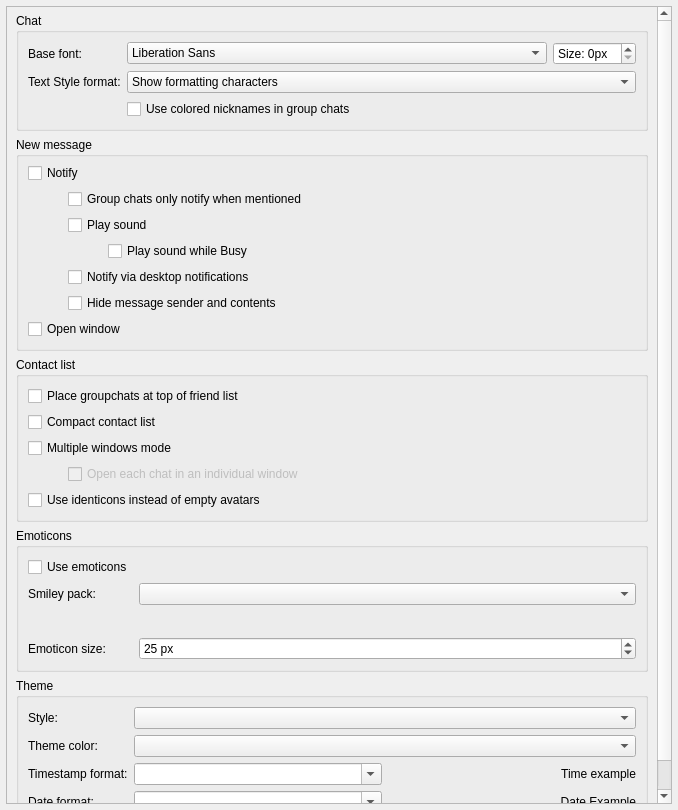
First picture: the form in src/widget/form/settings/userinterfacesettings.ui, repository TokTok/qTox, before the edit.
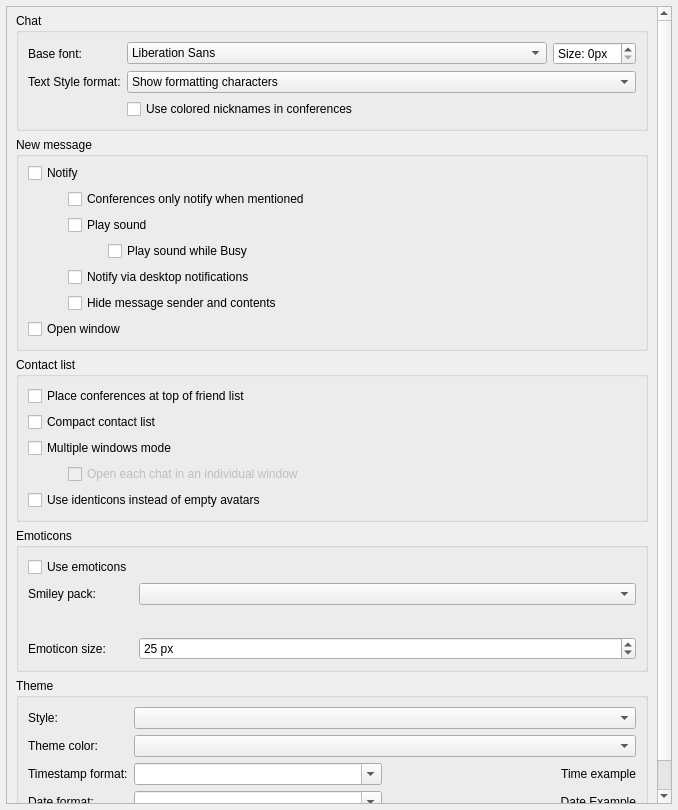
Second picture: the form after the edit. Custom widgets are drawn as their Qt base class.

Commit message:
refactor: Rename Group Chat to Conference
Conference is the correct name per Tox protocol. Now that Tox has implemented new group chats, it is important to refer to conferences properly.

Diff of the .ui file:
```diff
--- a/src/widget/form/settings/userinterfacesettings.ui
+++ b/src/widget/form/settings/userinterfacesettings.ui
@@ -152,7 +152,7 @@
           <item row="2" column="1">
            <widget class="QCheckBox" name="useNameColors">
             <property name="text">
-             <string>Use colored nicknames in group chats</string>
+             <string>Use colored nicknames in conferences</string>
             </property>
            </widget>
           </item>
@@ -189,7 +189,7 @@
                <string comment="toolTip for Group chats only notify when mentioned">Only notify about new messages in group chats when mentioned.</string>
               </property>
               <property name="text">
-               <string>Group chats only notify when mentioned</string>
+               <string>Conferences only notify when mentioned</string>
               </property>
              </widget>
             </item>
@@ -255,7 +255,7 @@
              <string comment="toolTip for groupchat positioning">If checked, group chats will be placed at the top of the friends list, otherwise, they'll be placed below online friends.</string>
             </property>
             <property name="text">
-             <string>Place groupchats at top of friend list</string>
+             <string>Place conferences at top of friend list</string>
             </property>
            </widget>
           </item>
```
Left out of the diff: 12 changed lines with no effect on the pictures. The commit also changes 170 other files.
